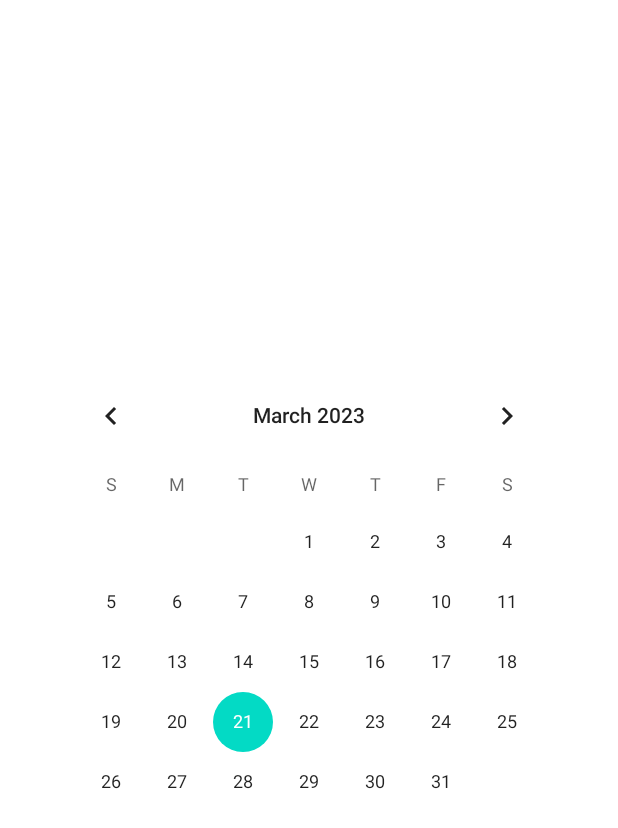
After one commit to aycholpon-bektenbekova/Ibolot, an Android app: the layout include_calendar.xml on its own in the app's theme, with its tools: preview values and no code run, on a phone screen of 412 x 824 dp. The commit adds this screen. Shown: the top 828 px of the screen. Run offline under Robolectric (Android 15) with nearby library versions, the phone set to English and light mode, and no system bars.

Commit message:
calendar

```diff
--- a/app/src/main/res/layout/fragment_record.xml
+++ b/app/src/main/res/layout/fragment_record.xml
@@ -8,4 +8,8 @@
         android:id="@+id/in_record"
         layout="@layout/include_record"/>
 
+    <include
+        android:id="@+id/in_calendar"
+        layout="@layout/include_calendar"
+        android:visibility="gone"/>
 </FrameLayout>
--- /dev/null
+++ b/app/src/main/res/layout/include_calendar.xml
@@ -0,0 +1,16 @@
+<?xml version="1.0" encoding="utf-8"?>
+<androidx.constraintlayout.widget.ConstraintLayout xmlns:android="http://schemas.android.com/apk/res/android"
+    android:layout_width="match_parent"
+    android:layout_height="match_parent"
+    xmlns:app="http://schemas.android.com/apk/res-auto">
+
+    <CalendarView
+        android:id="@+id/calendar"
+        android:layout_width="wrap_content"
+        android:layout_height="wrap_content"
+        app:layout_constraintStart_toStartOf="parent"
+        app:layout_constraintEnd_toEndOf="parent"
+        app:layout_constraintTop_toTopOf="parent"
+        app:layout_constraintBottom_toBottomOf="parent"/>
+
+</androidx.constraintlayout.widget.ConstraintLayout>
```
Also changed, not shown: app/src/main/java/com/example/ibolot/ui/fragments/service/record/RecordFragment.kt (added, +29 -0 lines), app/src/main/res/layout/include_record.xml (line endings or trailing spaces).
